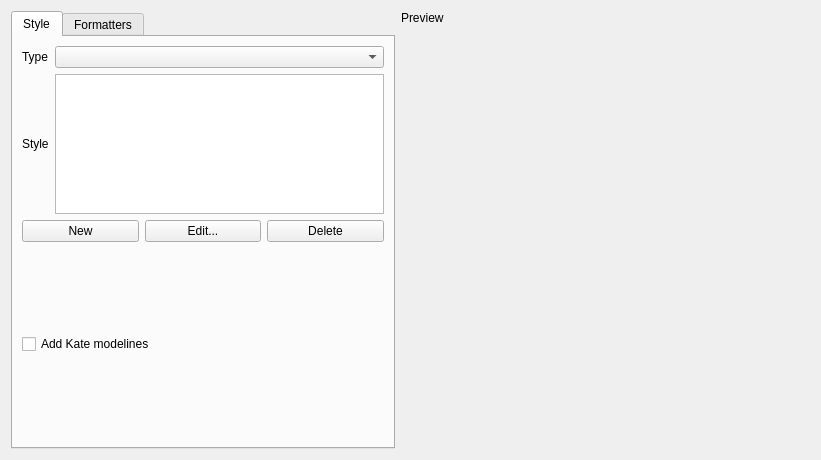
Before: the Qt Designer form shell/settings/sourceformattersettings.ui in KDE/kdevelop, drawn with Qt 5.
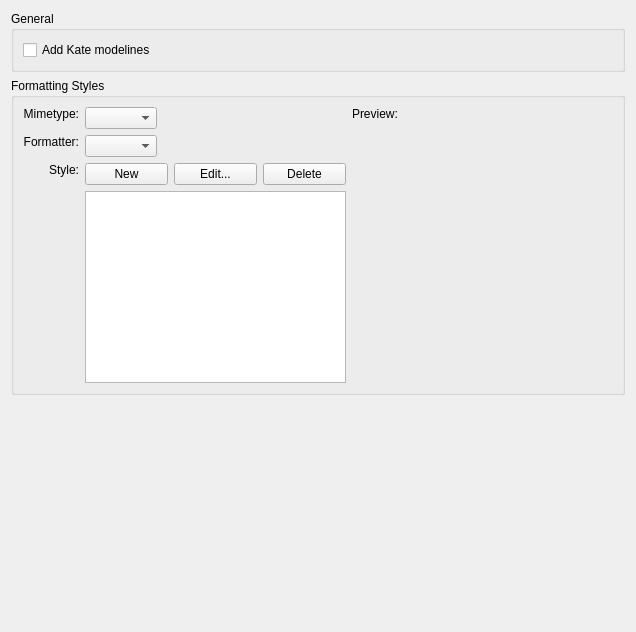
After: the same form once the commit is applied. Custom widgets are drawn as their Qt base class.

Commit message: Rework the API and implementation of the sourceformatter to make it more maintainable. Also adjusts the GUI a slight bit, styles are now only dependent on the selected formatter not on the formatter and mimetype. Makes it possible to easily share styles between different mimetypes.

Patch:
```diff
--- a/shell/settings/sourceformattersettings.ui
+++ b/shell/settings/sourceformattersettings.ui
@@ -1,273 +1,215 @@
 <ui version="4.0" >
  <class>SourceFormatterSettingsUI</class>
- <widget class="QWidget" name="SourceFormatterSettingsUI" >
-  <property name="geometry" >
+ <widget class="QWidget" name="SourceFormatterSettingsUI">
+  <property name="geometry">
    <rect>
     <x>0</x>
     <y>0</y>
-    <width>821</width>
-    <height>460</height>
+    <width>636</width>
+    <height>632</height>
    </rect>
   </property>
-  <layout class="QHBoxLayout" name="horizontalLayout_2" >
+  <layout class="QVBoxLayout" name="verticalLayout_3">
    <item>
-    <widget class="KTabWidget" name="tabWidget" >
-     <property name="sizePolicy" >
-      <sizepolicy vsizetype="Expanding" hsizetype="Preferred" >
-       <horstretch>0</horstretch>
-       <verstretch>0</verstretch>
+    <widget class="QGroupBox" name="groupBox_2">
+     <property name="title">
+      <string>General</string>
+     </property>
+     <layout class="QVBoxLayout" name="verticalLayout_2">
+      <item>
+       <widget class="QCheckBox" name="chkKateModelines">
+        <property name="text">
+         <string>Add Kate modelines</string>
+        </property>
+       </widget>
+      </item>
+     </layout>
+    </widget>
+   </item>
+   <item>
+    <widget class="QGroupBox" name="groupBox">
+     <property name="sizePolicy">
+      <sizepolicy hsizetype="Preferred" vsizetype="Fixed">
+       <horstretch>200</horstretch>
+       <verstretch>129</verstretch>
       </sizepolicy>
      </property>
-     <property name="currentIndex" >
-      <number>0</number>
+     <property name="minimumSize">
+      <size>
+       <width>0</width>
+       <height>66</height>
+      </size>
      </property>
-     <widget class="QWidget" name="tab" >
-      <property name="geometry" >
-       <rect>
-        <x>0</x>
-        <y>0</y>
-        <width>366</width>
-        <height>421</height>
-       </rect>
-      </property>
-      <attribute name="title" >
-       <string>Style</string>
-      </attribute>
-      <layout class="QVBoxLayout" name="verticalLayout_3" >
-       <item>
-        <layout class="QGridLayout" name="gridLayout" >
-         <item row="0" column="0" >
-          <widget class="QLabel" name="label" >
-           <property name="sizePolicy" >
-            <sizepolicy vsizetype="Preferred" hsizetype="Minimum" >
-             <horstretch>0</horstretch>
-             <verstretch>0</verstretch>
-            </sizepolicy>
-           </property>
-           <property name="text" >
-            <string>Type</string>
-           </property>
-          </widget>
-         </item>
-         <item row="1" column="0" >
-          <widget class="QLabel" name="label_2" >
-           <property name="sizePolicy" >
-            <sizepolicy vsizetype="Preferred" hsizetype="Minimum" >
-             <horstretch>0</horstretch>
-             <verstretch>0</verstretch>
-            </sizepolicy>
-           </property>
-           <property name="text" >
-            <string>Style</string>
-           </property>
-          </widget>
-         </item>
-         <item row="1" column="1" >
-          <widget class="KListWidget" name="listStyles" >
-           <property name="sizePolicy" >
-            <sizepolicy vsizetype="Expanding" hsizetype="Preferred" >
-             <horstretch>0</horstretch>
-             <verstretch>0</verstretch>
-            </sizepolicy>
-           </property>
-          </widget>
-         </item>
-         <item row="2" column="0" colspan="2" >
-          <layout class="QHBoxLayout" name="horizontalLayout" >
-           <item>
-            <widget class="KPushButton" name="btnNewStyle" >
-             <property name="text" >
-              <string>New</string>
-             </property>
-            </widget>
-           </item>
-           <item>
-            <widget class="KPushButton" name="btnEditStyle" >
-             <property name="text" >
-              <string>Edit...</string>
-             </property>
-            </widget>
-           </item>
-           <item>
-            <widget class="KPushButton" name="btnDelStyle" >
-             <property name="text" >
-              <string>Delete</string>
-             </property>
-            </widget>
-           </item>
-          </layout>
-         </item>
-         <item row="0" column="1" >
-          <widget class="KComboBox" name="cbLanguagesStyle" >
-           <property name="sizePolicy" >
-            <sizepolicy vsizetype="Fixed" hsizetype="Expanding" >
-             <horstretch>0</horstretch>
-             <verstretch>0</verstretch>
-            </sizepolicy>
-           </property>
-          </widget>
-         </item>
-        </layout>
-       </item>
-       <item>
-        <spacer name="verticalSpacer_3" >
-         <property name="orientation" >
-          <enum>Qt::Vertical</enum>
-         </property>
-         <property name="sizeHint" stdset="0" >
-          <size>
-           <width>362</width>
-           <height>137</height>
-          </size>
-         </property>
-        </spacer>
-       </item>
-       <item>
-        <widget class="QCheckBox" name="chkKateModelines" >
-         <property name="text" >
-          <string>Add Kate modelines</string>
-         </property>
-        </widget>
-       </item>
-       <item>
-        <spacer name="verticalSpacer" >
-         <property name="orientation" >
-          <enum>Qt::Vertical</enum>
-         </property>
-         <property name="sizeHint" stdset="0" >
-          <size>
-           <width>362</width>
-           <height>136</height>
-          </size>
-         </property>
-        </spacer>
-       </item>
-      </layout>
-     </widget>
-     <widget class="QWidget" name="tab_2" >
-      <property name="geometry" >
-       <rect>
-        <x>0</x>
-        <y>0</y>
-        <width>366</width>
-        <height>421</height>
-       </rect>
-      </property>
-      <attribute name="title" >
-       <string>Formatters</string>
-      </attribute>
-      <layout class="QVBoxLayout" name="verticalLayout_2" >
-       <item>
-        <layout class="QGridLayout" name="gridLayout_2" >
-         <item row="0" column="0" >
-          <widget class="QLabel" name="label_6" >
-           <property name="text" >
-            <string>Type</string>
-           </property>
-          </widget>
-         </item>
-         <item row="0" column="1" >
-          <widget class="KComboBox" name="cbLanguagesFormatters" />
-         </item>
-         <item row="1" column="0" >
-          <widget class="QLabel" name="label_4" >
-           <property name="text" >
-            <string>Formatter</string>
-           </property>
-          </widget>
-         </item>
-         <item row="1" column="1" >
-          <widget class="KComboBox" name="cbFormatters" >
-           <property name="sizePolicy" >
-            <sizepolicy vsizetype="Fixed" hsizetype="Expanding" >
-             <horstretch>0</horstretch>
-             <verstretch>0</verstretch>
-            </sizepolicy>
-           </property>
-          </widget>
-         </item>
-         <item row="2" column="0" colspan="2" >
-          <widget class="QLabel" name="lblDescription" >
-           <property name="text" >
-            <string>&lt;!DOCTYPE HTML PUBLIC "-//W3C//DTD HTML 4.0//EN" "http://www.w3.org/TR/REC-html40/strict.dtd">
-&lt;html>&lt;head>&lt;meta name="qrichtext" content="1" />&lt;style type="text/css">
-p, li { white-space: pre-wrap; }
-&lt;/style>&lt;/head>&lt;body style=" font-family:'DejaVu Sans'; font-size:9pt; font-weight:400; font-style:normal;">
-&lt;p align="justify" style=" margin-top:0px; margin-bottom:0px; margin-left:0px; margin-right:0px; -qt-block-indent:0; text-indent:0px;">&lt;span style=" font-weight:600;">Artistic Style is a source code indenter, formatter, and beautifier for the C, C++, C# and Java programming languages.&lt;/span>&lt;/p>
-&lt;p align="justify" style="-qt-paragraph-type:empty; margin-top:0px; margin-bottom:0px; margin-left:0px; margin-right:0px; -qt-block-indent:0; text-indent:0px;">&lt;/p>
-&lt;table border="0" style=" margin-top:0px; margin-bottom:0px; margin-left:0px; margin-right:0px;" cellspacing="2" cellpadding="0">
-&lt;tr>
-&lt;td>
-&lt;p align="justify" style=" margin-top:0px; margin-bottom:0px; margin-left:0px; margin-right:0px; -qt-block-indent:0; text-indent:0px;">Home Page:&lt;/p>&lt;/td>
-&lt;td>
-&lt;p align="justify" style=" margin-top:0px; margin-bottom:0px; margin-left:0px; margin-right:0px; -qt-block-indent:0; text-indent:0px;">&lt;a href="http://astyle.sourceforge.net/">&lt;span style=" text-decoration: underline; color:#0057ae;">http://astyle.sourceforge.net/&lt;/span>&lt;/a>&lt;/p>&lt;/td>&lt;/tr>&lt;/table>
-&lt;p align="justify" style="-qt-paragraph-type:empty; margin-top:0px; margin-bottom:0px; margin-left:0px; margin-right:0px; -qt-block-indent:0; text-indent:0px; font-size:10pt; font-weight:600;">&lt;/p>&lt;/body>&lt;/html></string>
-           </property>
-           <property name="textFormat" >
-            <enum>Qt::RichText</enum>
-           </property>
-           <property name="scaledContents" >
-            <bool>false</bool>
-           </property>
-           <property name="wordWrap" >
-            <bool>true</bool>
-           </property>
-          </widget>
-         </item>
-        </layout>
-       </item>
-       <item>
-        <spacer name="verticalSpacer_2" >
-         <property name="orientation" >
-          <enum>Qt::Vertical</enum>
-         </property>
-         <property name="sizeHint" stdset="0" >
-          <size>
-           <width>308</width>
-           <height>280</height>
-          </size>
-         </property>
-        </spacer>
-       </item>
-      </layout>
-     </widget>
+     <property name="title">
+      <string>Formatting Styles</string>
+     </property>
+     <layout class="QGridLayout" name="gridLayout_2">
+      <item row="0" column="0">
+       <widget class="QLabel" name="label">
+        <property name="text">
+         <string>Mimetype:</string>
+        </property>
+        <property name="alignment">
+         <set>Qt::AlignRight|Qt::AlignTop|Qt::AlignTrailing</set>
+        </property>
+        <property name="margin">
+         <number>4</number>
+        </property>
+       </widget>
+      </item>
+      <item row="0" column="1">
+       <layout class="QHBoxLayout" name="horizontalLayout_2">
+        <item>
+         <widget class="KComboBox" name="cbLanguagesStyle"/>
+        </item>
+        <item>
+         <spacer name="horizontalSpacer">
+          <property name="orientation">
+           <enum>Qt::Horizontal</enum>
+          </property>
+          <property name="sizeHint" stdset="0">
+           <size>
+            <width>40</width>
+            <height>20</height>
+           </size>
+          </property>
+         </spacer>
+        </item>
+       </layout>
+      </item>
+      <item row="0" column="2" rowspan="3">
+       <layout class="QVBoxLayout" name="verticalLayout" stretch="0,3">
+        <item>
+         <widget class="QLabel" name="label_3">
+          <property name="text">
+           <string>Preview:</string>
+          </property>
+         </widget>
+        </item>
+        <item>
+         <widget class="QWidget" name="textEditor" native="true">
+          <property name="sizePolicy">
+           <sizepolicy hsizetype="Expanding" vsizetype="Expanding">
+            <horstretch>0</horstretch>
+            <verstretch>0</verstretch>
+           </sizepolicy>
+          </property>
+          <property name="minimumSize">
+           <size>
+            <width>0</width>
+            <height>0</height>
+           </size>
+          </property>
+          <zorder></zorder>
+          <zorder>label_3</zorder>
+          <zorder>label_3</zorder>
+         </widget>
+        </item>
+       </layout>
+      </item>
+      <item row="1" column="0">
+       <widget class="QLabel" name="label_4">
+        <property name="text">
+         <string>Formatter:</string>
+        </property>
+        <property name="alignment">
+         <set>Qt::AlignRight|Qt::AlignTop|Qt::AlignTrailing</set>
+        </property>
+        <property name="margin">
+         <number>4</number>
+        </property>
+       </widget>
+      </item>
+      <item row="1" column="1">
+       <layout class="QHBoxLayout" name="horizontalLayout">
+        <item>
+         <widget class="KComboBox" name="cbFormatters"/>
+        </item>
+        <item>
+         <spacer name="horizontalSpacer_2">
+          <property name="orientation">
+           <enum>Qt::Horizontal</enum>
+          </property>
+          <property name="sizeHint" stdset="0">
+           <size>
+            <width>40</width>
+            <height>20</height>
+           </size>
+          </property>
+         </spacer>
+        </item>
+       </layout>
+      </item>
+      <item row="2" column="0">
+       <widget class="QLabel" name="label_2">
+        <property name="text">
+         <string>Style:</string>
+        </property>
+        <property name="alignment">
+         <set>Qt::AlignRight|Qt::AlignTop|Qt::AlignTrailing</set>
+        </property>
+        <property name="margin">
+         <number>4</number>
+        </property>
+        <property name="indent">
+         <number>-1</number>
+        </property>
+       </widget>
+      </item>
+      <item row="2" column="1">
+       <layout class="QGridLayout" name="gridLayout">
+        <item row="0" column="0">
+         <widget class="KPushButton" name="btnNewStyle">
+          <property name="text">
+           <string>New</string>
+          </property>
+         </widget>
+        </item>
+        <item row="0" column="1">
+         <widget class="KPushButton" name="btnEditStyle">
+          <property name="text">
+           <string>Edit...</string>
+          </property>
+         </widget>
+        </item>
+        <item row="0" column="2">
+         <widget class="KPushButton" name="btnDelStyle">
+          <property name="text">
+           <string>Delete</string>
+          </property>
+         </widget>
+        </item>
+        <item row="1" column="0" colspan="3">
+         <widget class="KListWidget" name="listStyles">
+          <property name="selectionBehavior">
+           <enum>QAbstractItemView::SelectRows</enum>
+          </property>
+          <property name="sortingEnabled">
+           <bool>true</bool>
+          </property>
+         </widget>
+        </item>
+       </layout>
+      </item>
+     </layout>
     </widget>
    </item>
    <item>
-    <layout class="QVBoxLayout" name="verticalLayout" >
-     <item>
-      <widget class="QLabel" name="label_3" >
-       <property name="text" >
-        <string>Preview</string>
-       </property>
-      </widget>
-     </item>
-     <item>
-      <widget class="QWidget" native="1" name="textEditor" >
-       <property name="sizePolicy" >
-        <sizepolicy vsizetype="Expanding" hsizetype="Expanding" >
-         <horstretch>0</horstretch>
-         <verstretch>0</verstretch>
-        </sizepolicy>
-       </property>
-       <property name="minimumSize" >
-        <size>
-         <width>200</width>
-         <height>0</height>
-        </size>
-       </property>
-      </widget>
-     </item>
-    </layout>
+    <spacer name="verticalSpacer">
+     <property name="orientation">
+      <enum>Qt::Vertical</enum>
+     </property>
+     <property name="sizeHint" stdset="0">
+      <size>
+       <width>20</width>
+       <height>40</height>
+      </size>
+     </property>
+    </spacer>
    </item>
   </layout>
  </widget>
  <customwidgets>
-  <customwidget>
-   <class>KComboBox</class>
-   <extends>QComboBox</extends>
-   <header>kcombobox.h</header>
-  </customwidget>
   <customwidget>
    <class>KListWidget</class>
    <extends>QListWidget</extends>
@@ -279,10 +221,9 @@
    <header>kpushbutton.h</header>
   </customwidget>
   <customwidget>
-   <class>KTabWidget</class>
-   <extends>QTabWidget</extends>
-   <header>ktabwidget.h</header>
-   <container>1</container>
+   <class>KComboBox</class>
+   <extends>QComboBox</extends>
+   <header>kcombobox.h</header>
   </customwidget>
  </customwidgets>
  <resources/>
```
Left out of the diff: 3 changed lines with no effect on the pictures. The commit also changes 9 other files.
